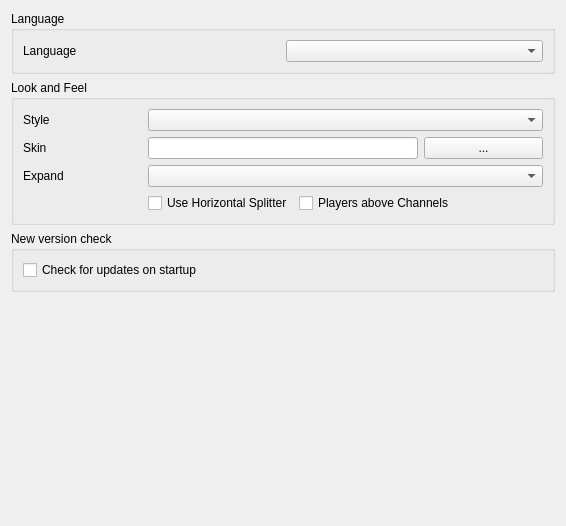
This is src/mumble/LookConfig.ui in mumble-voip/mumble as Qt 5 draws it before an edit. The edited form follows.
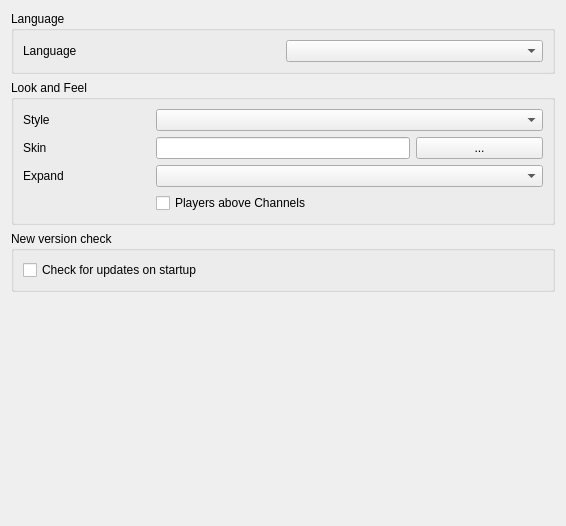
This is the edited form.

Commit message: Drop the splitter and make the log and playermodel dock widgets.

Diff of the .ui file:
```diff
--- a/src/mumble/LookConfig.ui
+++ b/src/mumble/LookConfig.ui
@@ -106,20 +106,7 @@
         </property>
        </widget>
       </item>
-      <item row="3" column="1" >
-       <widget class="QCheckBox" name="qcbHorizontal" >
-        <property name="toolTip" >
-         <string>Use horizontal or vertical splitter for the main window</string>
-        </property>
-        <property name="whatsThis" >
-         <string>&lt;b>This sets whether the split in the main window is horizontal (side by side) or vertical (above and below).&lt;/b></string>
-        </property>
-        <property name="text" >
-         <string>Use Horizontal Splitter</string>
-        </property>
-       </widget>
-      </item>
-      <item row="3" column="2" colspan="2" >
+      <item row="3" column="1" colspan="3" >
        <widget class="QCheckBox" name="qcbPlayersTop" >
         <property name="toolTip" >
          <string>List players above subchannels (requires restart).</string>
```
Left out of the diff: 2 changed lines with no effect on the pictures. The commit also changes 5 other files.
